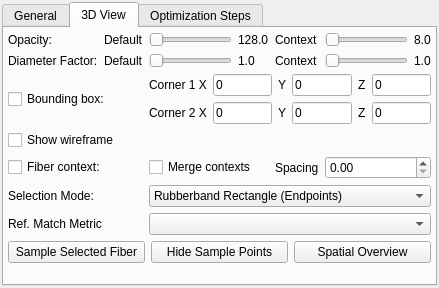
Old version of the form modules/FiAKEr/FiAKErSettings.ui in the repository 3dct/open_iA.
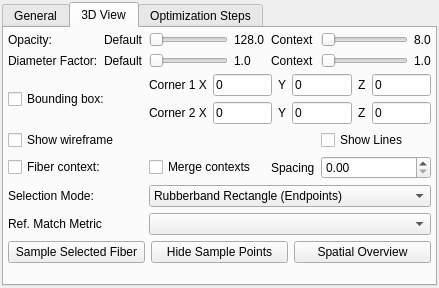
New version of the form.

Commit message: FIAKER/FeatureScout: Switch between cylinders/line

```diff
--- a/modules/FiAKEr/FiAKErSettings.ui
+++ b/modules/FiAKEr/FiAKErSettings.ui
@@ -513,6 +513,13 @@
          </property>
         </widget>
        </item>
+       <item row="6" column="5">
+        <widget class="QCheckBox" name="cbShowLines">
+         <property name="text">
+          <string>Show Lines</string>
+         </property>
+        </widget>
+       </item>
       </layout>
      </widget>
      <widget class="QWidget" name="tabOptimizationSteps">
```
Left out of the diff: 4 changed lines with no effect on the pictures. The commit also changes 5 other files.
